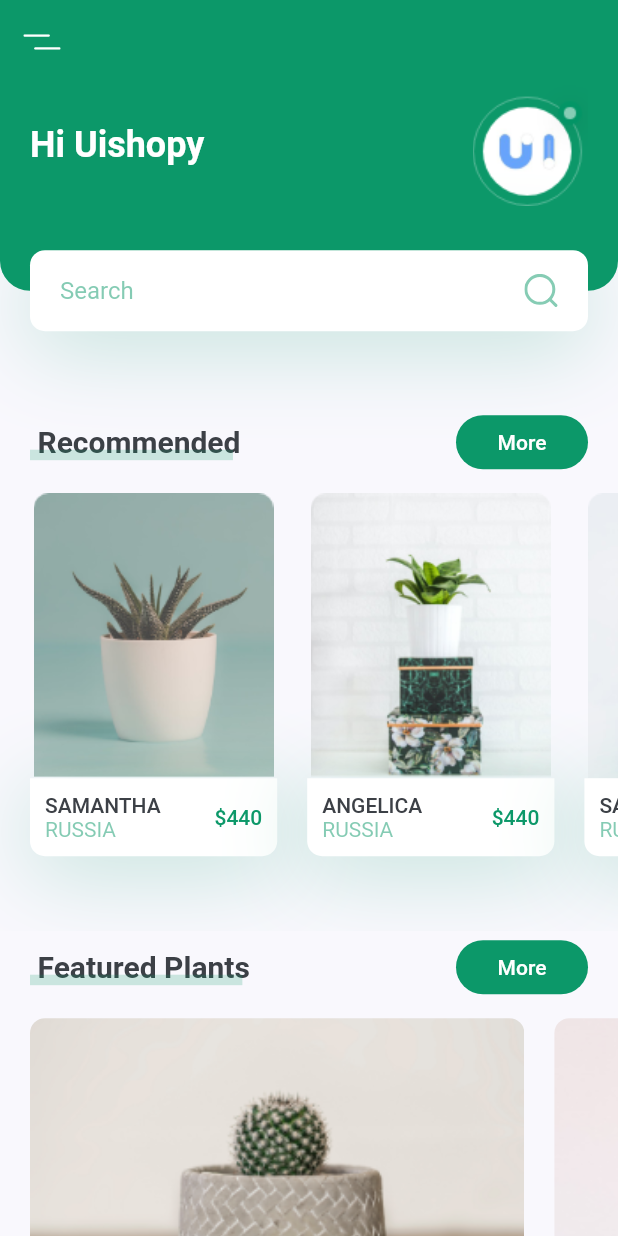
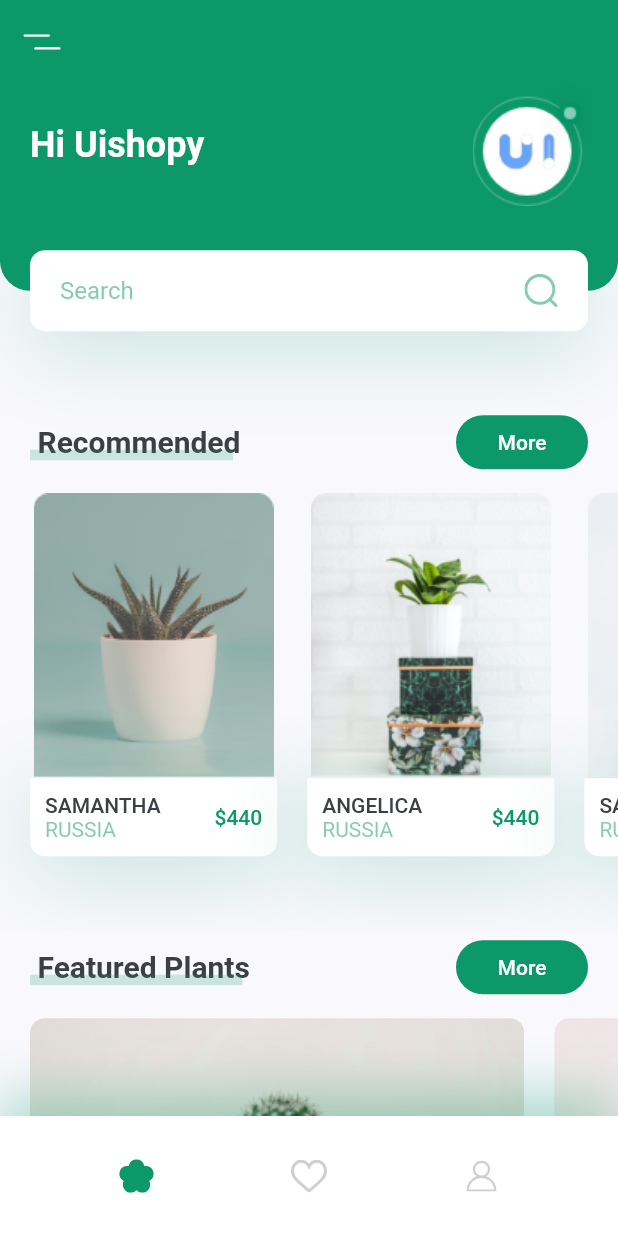
Before and after one commit to CheolheeLee0/flutter_intro, a Flutter app: the screen it shows after launch, on a phone screen of 412 x 824 dp. Run offline on Flutter 3.47's test engine with Material 2 defaults, Android fonts, the phone set to English and light mode, and no system bars; our stand-ins replace flutter_svg.

Commit message:
Add my_bottom_nav_bar

```diff
--- /dev/null
+++ b/lib/components/my_bottom_nav_bar.dart
@@ -0,0 +1,44 @@
+import 'package:flutter/material.dart';
+import 'package:flutter_intro/constraints.dart';
+import 'package:flutter_svg/svg.dart';
+
+class MyBottomNavBar extends StatelessWidget {
+  const MyBottomNavBar({
+    Key key,
+  }) : super(key: key);
+
+  @override
+  Widget build(BuildContext context) {
+    return Container(
+      padding: EdgeInsets.only(),
+      height: 80,
+      decoration: BoxDecoration(
+        color: Colors.white,
+        boxShadow: [
+          BoxShadow(
+            offset: Offset(0, -10),
+            blurRadius: 35,
+            color: kPrimaryColor.withOpacity(0.38),
+          ),
+        ],
+      ),
+      child: Row(
+        mainAxisAlignment: MainAxisAlignment.spaceEvenly,
+        children: [
+          IconButton(
+            icon: SvgPicture.asset("assets/icons/flower.svg"),
+            onPressed: () {},
+          ),
+          IconButton(
+            icon: SvgPicture.asset("assets/icons/heart-icon.svg"),
+            onPressed: () {},
+          ),
+          IconButton(
+            icon: SvgPicture.asset("assets/icons/user-icon.svg"),
+            onPressed: () {},
+          ),
+        ],
+      ),
+    );
+  }
+}
--- a/lib/screens/home/components/body.dart
+++ b/lib/screens/home/components/body.dart
@@ -22,12 +22,13 @@ class Body extends StatelessWidget {
             text: "Recommended",
             press: () {},
           ),
-          // 오른쪽으로 스크롤 이동
+          // 오른쪽으로 스크롤 이동 가능
           RecommendsPlants(),
           TitleWithMoreBtn(
             text: "Featured Plants",
             press: () {},
           ),
+          // 오른쪽으로 스크롤 이동 가능
           FeaturedPlants(),
           SizedBox(
             height: kDefaultPadding,
--- a/lib/screens/home/home_screen.dart
+++ b/lib/screens/home/home_screen.dart
@@ -1,4 +1,6 @@
 import 'package:flutter/material.dart';
+import 'package:flutter_intro/components/my_bottom_nav_bar.dart';
+import 'package:flutter_intro/constraints.dart';
 import 'package:flutter_intro/screens/home/components/body.dart';
 import 'package:flutter_svg/svg.dart';
 
@@ -10,6 +12,7 @@ class HomeScreen extends StatelessWidget {
     return Scaffold(
       appBar: buildAppBar(),
       body: Body(),
+      bottomNavigationBar: MyBottomNavBar(),
     );
   }
 
```
Also changed, not shown: lib/screens/details/components/body.dart (added), lib/screens/details/details_screen.dart (added).
